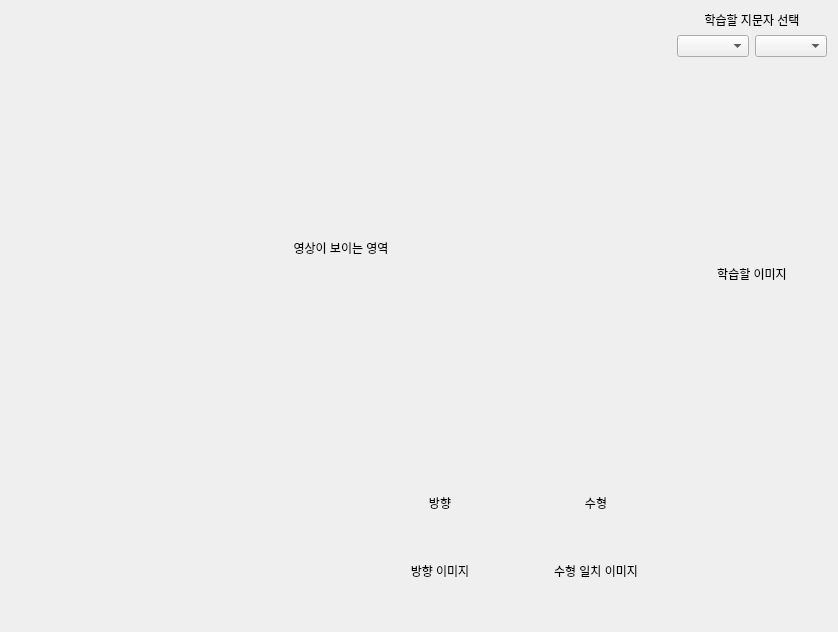
The window that resource/game_form.ui (boa9448/PyAutoMakerHuman) describes before a commit, drawn with Qt 5.
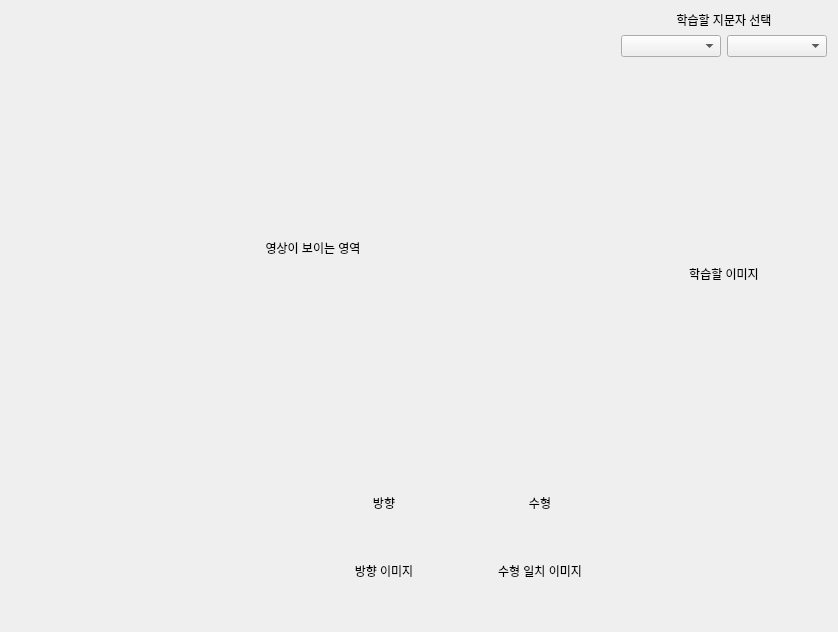
The same window after the commit.

Commit message: 게임모드 콤보박스에 자모음 추가

What changed in the file:
```diff
--- a/resource/game_form.ui
+++ b/resource/game_form.ui
@@ -104,10 +104,36 @@
         <enum>QLayout::SetDefaultConstraint</enum>
        </property>
        <item>
-        <widget class="QComboBox" name="char_child_combo"/>
+        <widget class="QComboBox" name="char_child_combo">
+         <property name="sizePolicy">
+          <sizepolicy hsizetype="Minimum" vsizetype="Fixed">
+           <horstretch>0</horstretch>
+           <verstretch>0</verstretch>
+          </sizepolicy>
+         </property>
+         <property name="minimumSize">
+          <size>
+           <width>100</width>
+           <height>0</height>
+          </size>
+         </property>
+        </widget>
        </item>
        <item>
-        <widget class="QComboBox" name="char_parent_combo"/>
+        <widget class="QComboBox" name="char_parent_combo">
+         <property name="sizePolicy">
+          <sizepolicy hsizetype="Minimum" vsizetype="Fixed">
+           <horstretch>0</horstretch>
+           <verstretch>0</verstretch>
+          </sizepolicy>
+         </property>
+         <property name="minimumSize">
+          <size>
+           <width>100</width>
+           <height>0</height>
+          </size>
+         </property>
+        </widget>
        </item>
       </layout>
      </item>
@@ -143,7 +169,7 @@
      </property>
      <property name="sizeHint" stdset="0">
       <size>
-       <width>351</width>
+       <width>289</width>
        <height>20</height>
       </size>
      </property>
```
The commit also changes 2 other files.
